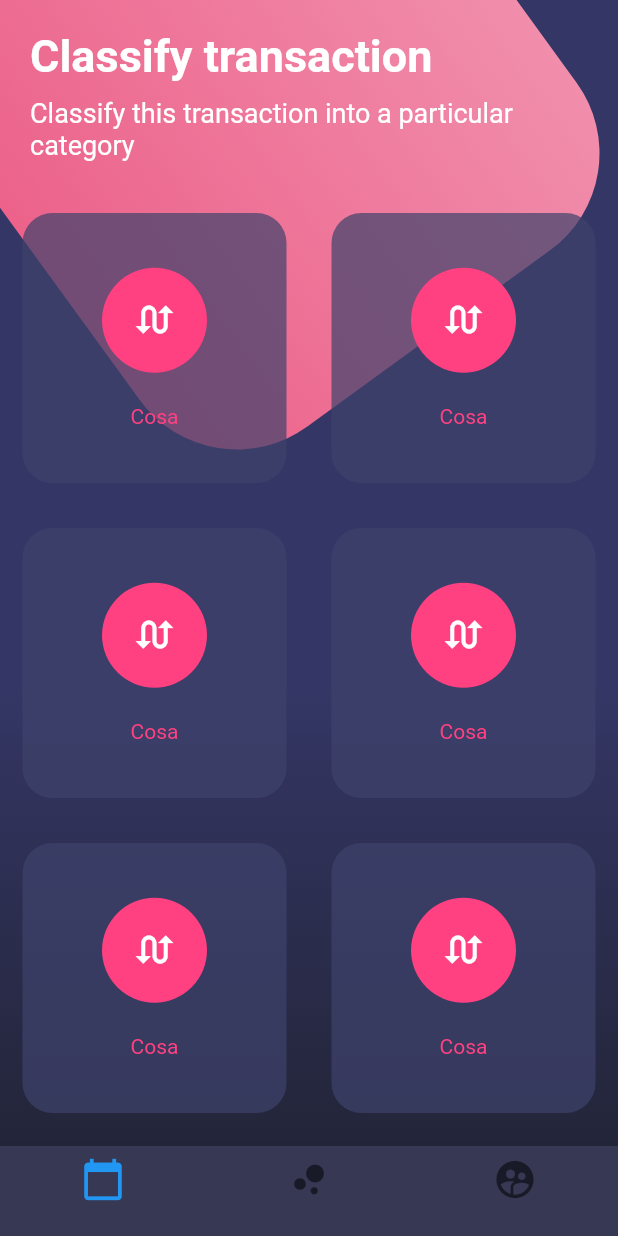
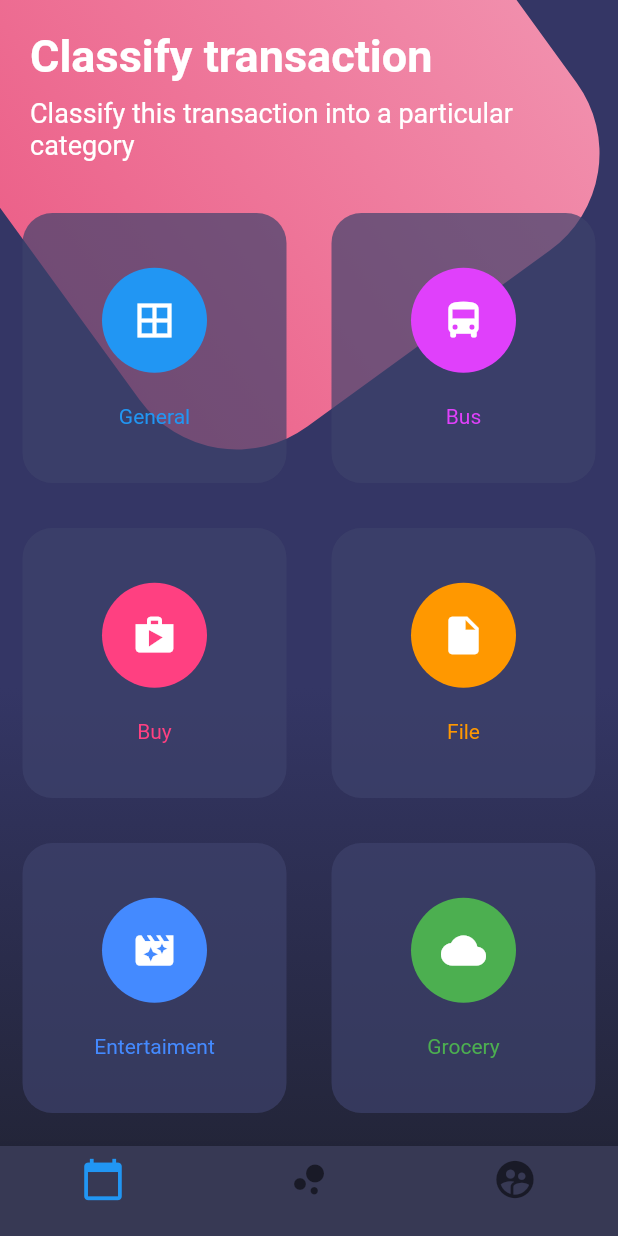
Before and after one commit to KarenTamer/Disenos, a Flutter app: the screen it shows after launch, on a phone screen of 412 x 824 dp. Run offline on Flutter 3.47's test engine with Material 2 defaults, Android fonts, the phone set to English and light mode, and no system bars.

Commit message:
App Terminada

```diff
--- a/lib/src/pages/botones_page.dart
+++ b/lib/src/pages/botones_page.dart
@@ -1,6 +1,7 @@
+import 'package:flutter/material.dart';
+
 import 'dart:math';
-
-import 'package:flutter/material.dart';
+import 'dart:ui';
 
 class BotonesPage extends StatelessWidget {
 
@@ -121,35 +122,37 @@ class BotonesPage extends StatelessWidget {
       children: [
         TableRow(
           children: [
-           _crearBotonRedondeado(),
-           _crearBotonRedondeado(),
+           _crearBotonRedondeado(Colors.blue,Icons.border_all,'General'),
+           _crearBotonRedondeado(Colors.purpleAccent,Icons.directions_bus,'Bus'),
           ]
         ),
         TableRow(
           children: [
-          _crearBotonRedondeado(),
-           _crearBotonRedondeado(),
+           _crearBotonRedondeado(Colors.pinkAccent,Icons.shop,'Buy'),
+           _crearBotonRedondeado(Colors.orange,Icons.insert_drive_file,'File'),
           ]
         ),
         TableRow(
           children: [
-          _crearBotonRedondeado(),
-           _crearBotonRedondeado(),
+           _crearBotonRedondeado(Colors.blueAccent,Icons.movie_filter,'Entertaiment'),
+           _crearBotonRedondeado(Colors.green,Icons.cloud,'Grocery'),
           ]
         ),
         TableRow(
           children: [
-          _crearBotonRedondeado(),
-           _crearBotonRedondeado(),
+           _crearBotonRedondeado(Colors.red,Icons.collections,'Photos'),
+           _crearBotonRedondeado(Colors.teal,Icons.help_outline,'Bus'),
           ]
         ),
-
       ],
     );
   }
 
-  Widget _crearBotonRedondeado(){
-    return Container(
+  Widget _crearBotonRedondeado(Color color, IconData icono,String texto){
+
+    return BackdropFilter(
+      filter: ImageFilter.blur(sigmaX: 0.0, sigmaY: 0.0),
+      child: Container(
         height: 180.0,
         margin: EdgeInsets.all(15.0),
         decoration: BoxDecoration(
@@ -161,13 +164,14 @@ class BotonesPage extends StatelessWidget {
           children: <Widget>[
             SizedBox(height: 5.0),
             CircleAvatar(
-            backgroundColor: Colors.pinkAccent,
+              backgroundColor: color,
               radius: 35.0,
-            child: Icon(Icons.swap_calls,color: Colors.white,size: 30.0),
+              child: Icon(icono,color: Colors.white,size: 30.0),
             ),
-          Text('Cosa',style: TextStyle(color: Colors.pinkAccent)),
+            Text(texto,style: TextStyle(color: color)),
             SizedBox(height: 5.0)
           ],
+        ),
       ),
     );
   }
```
Lines whose indentation alone changed are shown as unchanged.
